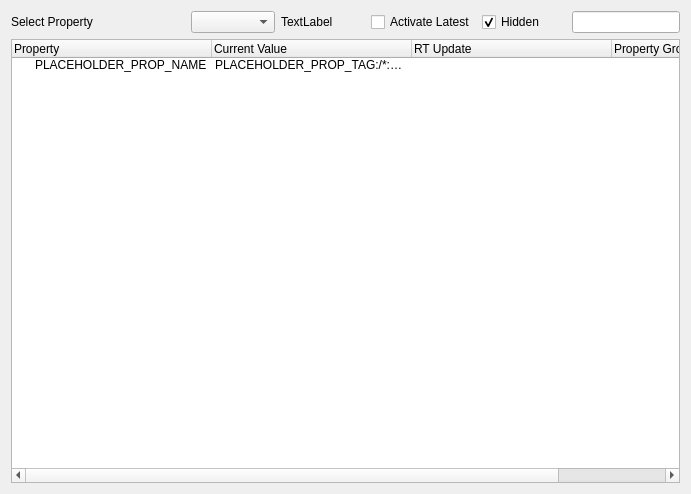
jvxgit/AudYoFlo, file sources/jvxLibraries/jvx-qt-central-widgets/uisrc/jvx_property_tree_widget.ui: the form before one commit.
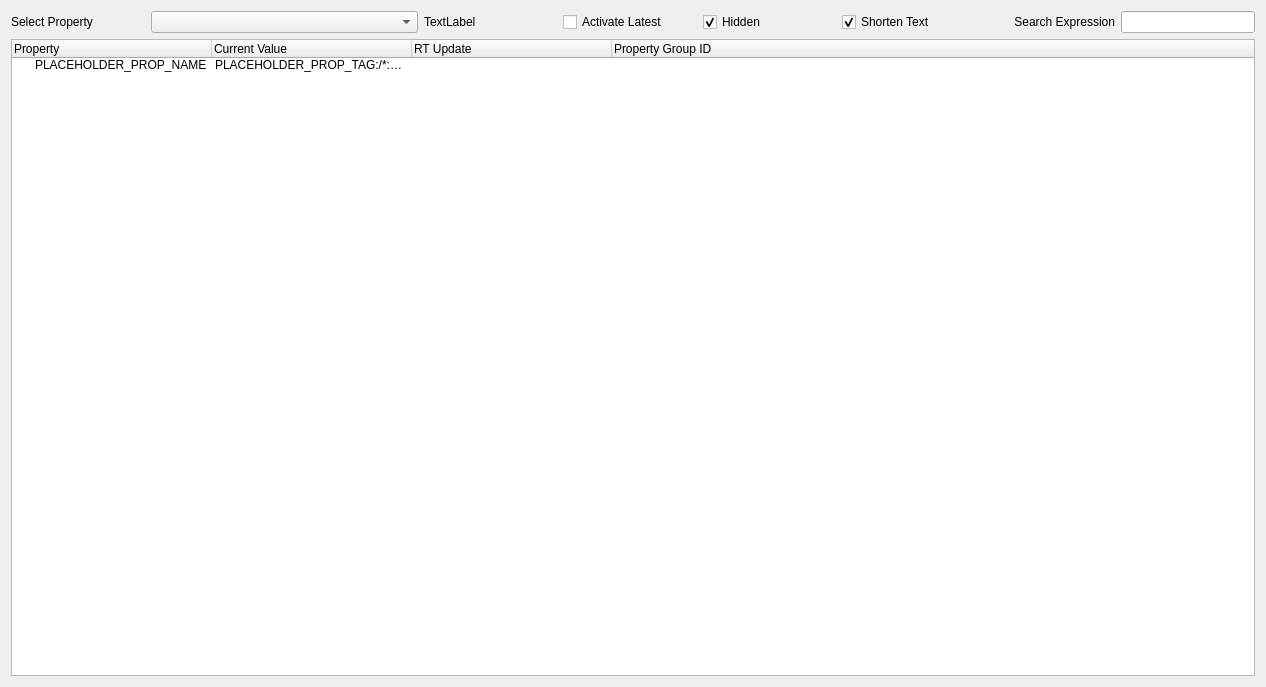
The form after the commit.

```diff
--- a/sources/jvxLibraries/jvx-qt-central-widgets/uisrc/jvx_property_tree_widget.ui
+++ b/sources/jvxLibraries/jvx-qt-central-widgets/uisrc/jvx_property_tree_widget.ui
@@ -6,14 +6,47 @@
    <rect>
     <x>0</x>
     <y>0</y>
-    <width>691</width>
-    <height>494</height>
+    <width>1266</width>
+    <height>687</height>
    </rect>
   </property>
   <property name="windowTitle">
    <string>Form</string>
   </property>
-  <layout class="QGridLayout" name="gridLayout" columnstretch="1,1,1,1,1,1,0">
+  <layout class="QGridLayout" name="gridLayout" columnstretch="1,1,1,1,1,1,1,1,1">
+   <item row="0" column="0">
+    <widget class="QLabel" name="label">
+     <property name="text">
+      <string>Select Property</string>
+     </property>
+    </widget>
+   </item>
+   <item row="0" column="5">
+    <widget class="QCheckBox" name="checkBox_hidden">
+     <property name="text">
+      <string>Hidden</string>
+     </property>
+     <property name="checked">
+      <bool>true</bool>
+     </property>
+    </widget>
+   </item>
+   <item row="0" column="8">
+    <widget class="QLineEdit" name="lineEdit_search"/>
+   </item>
+   <item row="0" column="1" colspan="2">
+    <widget class="QComboBox" name="comboBox_component_ref"/>
+   </item>
+   <item row="0" column="7">
+    <widget class="QLabel" name="label_2">
+     <property name="text">
+      <string>Search Expression</string>
+     </property>
+     <property name="alignment">
+      <set>Qt::AlignRight|Qt::AlignTrailing|Qt::AlignVCenter</set>
+     </property>
+    </widget>
+   </item>
    <item row="0" column="4">
     <widget class="QCheckBox" name="checkBox_actlatest">
      <property name="text">
@@ -21,7 +54,7 @@
      </property>
     </widget>
    </item>
-   <item row="1" column="0" colspan="7">
+   <item row="1" column="0" colspan="9">
     <widget class="QTreeWidget" name="treeWidget_props">
      <property name="accessibleDescription">
       <string>jvx_properties</string>
@@ -65,9 +98,6 @@
      </item>
     </widget>
    </item>
-   <item row="0" column="2">
-    <widget class="QComboBox" name="comboBox_component_ref"/>
-   </item>
    <item row="0" column="3">
     <widget class="QLabel" name="label_component_id">
      <property name="text">
@@ -76,19 +106,9 @@
     </widget>
    </item>
    <item row="0" column="6">
-    <widget class="QLineEdit" name="lineEdit_search"/>
-   </item>
-   <item row="0" column="0">
-    <widget class="QLabel" name="label">
+    <widget class="QCheckBox" name="checkBox">
      <property name="text">
-      <string>Select Property</string>
-     </property>
-    </widget>
-   </item>
-   <item row="0" column="5">
-    <widget class="QCheckBox" name="checkBox_hidden">
-     <property name="text">
-      <string>Hidden</string>
+      <string>Shorten Text</string>
      </property>
      <property name="checked">
       <bool>true</bool>
```
Left out of the diff: 33 changed lines with no effect on the pictures.
